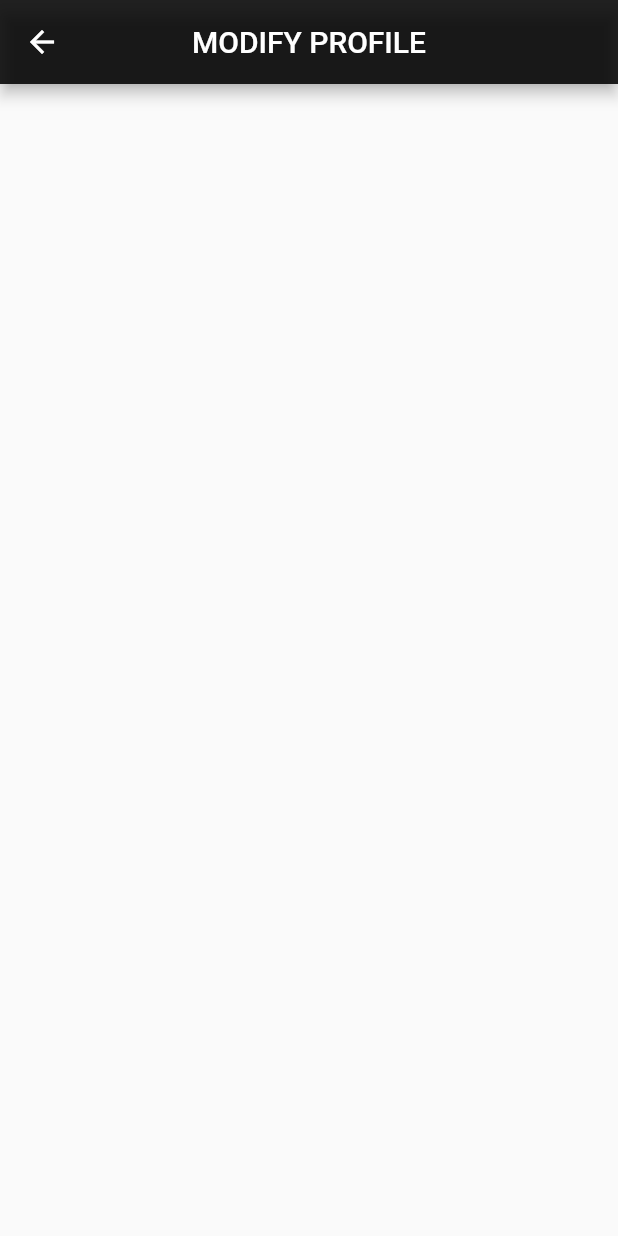
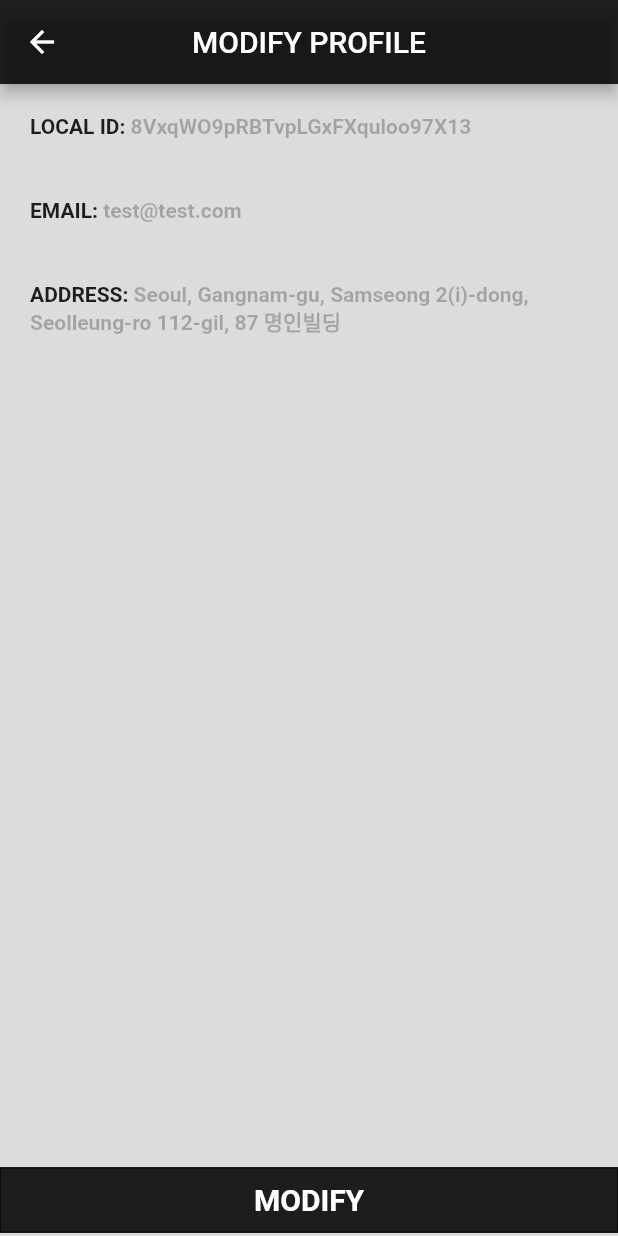
Before and after one commit to GeonwooVincentKim/New_Flutter_Several_Function, a Flutter app: the ModifyProfile screen opened directly, on a phone screen of 412 x 824 dp. Run offline on Flutter 3.47's test engine with Material 2 defaults, Android fonts, the phone set to English and light mode, and no system bars; Roboto replaces fonts that are missing (icomoon).

Commit message:
Generated ModifyProfile.dart and from Settings.dart can access to ModifyProfile.dart file.

```diff
--- a/lib/app_screens/Settings.dart
+++ b/lib/app_screens/Settings.dart
@@ -44,7 +44,7 @@ class Settings extends StatelessWidget{
               ),
             )
           ),
-          _buildEditButton()
+          _buildEditButton(context)
         ],
       )
     );
@@ -85,7 +85,7 @@ class Settings extends StatelessWidget{
     );
   }
 
-  Widget _buildEditButton(){
+  Widget _buildEditButton(BuildContext context){
     return Positioned(
       bottom: 0,
       left: 0,
@@ -98,7 +98,9 @@ class Settings extends StatelessWidget{
           padding: EdgeInsets.all(defaultPadding / 2),
           child: Text("EDIT", style: settingsMainFont),
         ),
-        onPressed: () {},
+        onPressed: () {
+          Navigator.pushNamed(context, "/modify");
+        },
       ),
     );
   }
--- a/lib/app_screens/app_attributes/ModifyProfile.dart
+++ b/lib/app_screens/app_attributes/ModifyProfile.dart
@@ -1,5 +1,6 @@
 import 'package:flutter/material.dart';
 import 'package:flutter_app/shared/style.dart';
+import 'package:flutter_app/widgets/Commons/details_form.dart';
 
 
 class ModifyProfile extends StatefulWidget {
@@ -19,12 +20,22 @@ class _ModifyProfileState extends State<ModifyProfile> {
   }
 
   Widget _buildModifyBody(){
-    return SingleChildScrollView(
-      child: Column(
-        mainAxisAlignment: MainAxisAlignment.start,
-        children: <Widget>[
+    double screenHeight = MediaQuery.of(context).size.height;
 
-        ]
+    return Container(
+      height: screenHeight,
+      color: backgroundColor,
+      child: Stack(
+        overflow: Overflow.visible,
+        children: [
+          Padding(
+            padding: EdgeInsets.symmetric(vertical: defaultPadding, horizontal: defaultPadding),
+            child: SingleChildScrollView(
+              child: _buildProfileInfo(),
+            )
+          ),
+          _buildModifyForm(),
+        ],
       )
     );
   }
@@ -36,4 +47,47 @@ class _ModifyProfileState extends State<ModifyProfile> {
       body: _buildModifyBody(),
     );
   }
+
+  Widget _buildModifyForm(){
+    return Positioned(
+      bottom: 0,
+      left: 0,
+      right: 0,
+
+      child: FlatButton(
+        shape: ContinuousRectangleBorder(side: BorderSide(color: lineColor)),
+        color: Colors.black87,
+        child: Padding(
+          padding: EdgeInsets.all(defaultPadding / 2),
+          child: Text("MODIFY", style: settingsMainFont),
+        ),
+        onPressed: () {
+          Navigator.pushNamed(context, "/settings");
+        },
+      ),
+    );
+  }
+
+  Widget _buildProfileInfo(){
+    return Column(
+      crossAxisAlignment: CrossAxisAlignment.start,
+      children: <Widget>[
+        DetailsForm(
+          contentsTitle: "Local ID",
+          contentsInfo: "8VxqWO9pRBTvpLGxFXquloo97X13",
+          marginBottom: defaultPadding * 2,
+        ),
+        DetailsForm(
+          contentsTitle: "Email",
+          contentsInfo: "test@test.com",
+          marginBottom: defaultPadding * 2,
+        ),
+        DetailsForm(
+          contentsTitle: "Address",
+          contentsInfo: "Seoul, Gangnam-gu, Samseong 2(i)-dong, Seolleung-ro 112-gil, 87 명인빌딩",
+          marginBottom: defaultPadding * 2,
+        ),
+      ]
+    );
+  }
 }
--- a/lib/main.dart
+++ b/lib/main.dart
@@ -4,6 +4,7 @@ import 'package:flutter_app/app_screens/Details.dart';
 import 'package:flutter_app/app_screens/Discover.dart';
 import 'package:flutter_app/app_screens/MyFavorites.dart';
 import 'package:flutter_app/app_screens/Settings.dart';
+import 'package:flutter_app/app_screens/app_attributes/ModifyProfile.dart';
 import 'package:flutter_app/data/product_store.dart';
 import 'package:provider/provider.dart';
 import 'app_screens/PageList.dart';
@@ -26,6 +27,7 @@ class MyApp extends StatelessWidget{
           '/discover': (context) => Discover(),
           '/favorite': (context) => Favorites(),
           '/settings': (context) => Settings(),
+          '/modify': (context) => ModifyProfile(),
           '/details': (context) => DetailPage(),
         },
         onGenerateRoute: (RouteSettings settings){
```
